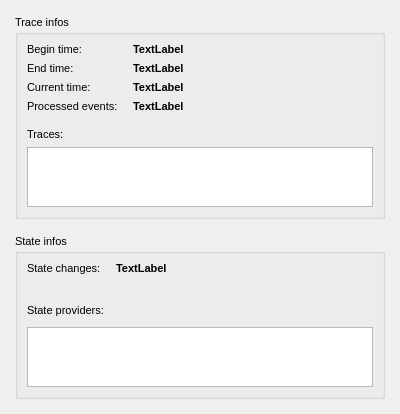
simark/tigerbeetle, file src/qtibeeprogress/qtibeeprogress/dat/ui/main_wnd_progress.ui: the form before one commit.
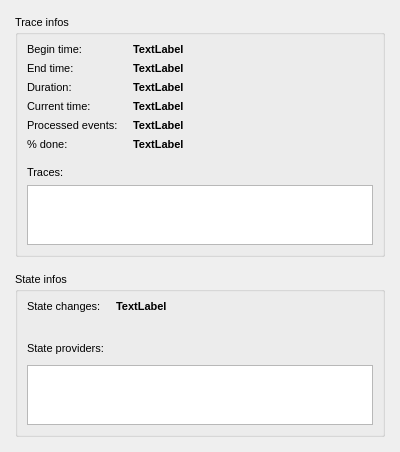
The form after the commit.

Commit message: qtibeeprogress: add traces duration and % done infos

Patch:
```diff
--- a/src/qtibeeprogress/qtibeeprogress/dat/ui/main_wnd_progress.ui
+++ b/src/qtibeeprogress/qtibeeprogress/dat/ui/main_wnd_progress.ui
@@ -7,7 +7,7 @@
     <x>0</x>
     <y>0</y>
     <width>400</width>
-    <height>414</height>
+    <height>452</height>
    </rect>
   </property>
   <property name="sizePolicy">
@@ -98,14 +98,14 @@
            </property>
           </widget>
          </item>
-         <item row="2" column="0">
+         <item row="3" column="0">
           <widget class="QLabel" name="_lbl_cur_time_caption">
            <property name="text">
             <string>Current time:</string>
            </property>
           </widget>
          </item>
-         <item row="2" column="1">
+         <item row="3" column="1">
           <widget class="QLabel" name="_lbl_cur_time">
            <property name="font">
             <font>
@@ -118,14 +118,14 @@
            </property>
           </widget>
          </item>
-         <item row="3" column="0">
+         <item row="4" column="0">
           <widget class="QLabel" name="_lbl_processed_events_caption">
            <property name="text">
             <string>Processed events:</string>
            </property>
           </widget>
          </item>
-         <item row="3" column="1">
+         <item row="4" column="1">
           <widget class="QLabel" name="_lbl_processed_events">
            <property name="font">
             <font>
@@ -138,6 +138,46 @@
            </property>
           </widget>
          </item>
+         <item row="2" column="0">
+          <widget class="QLabel" name="_lbl_duration_caption">
+           <property name="text">
+            <string>Duration:</string>
+           </property>
+          </widget>
+         </item>
+         <item row="2" column="1">
+          <widget class="QLabel" name="_lbl_duration">
+           <property name="font">
+            <font>
+             <weight>75</weight>
+             <bold>true</bold>
+            </font>
+           </property>
+           <property name="text">
+            <string>TextLabel</string>
+           </property>
+          </widget>
+         </item>
+         <item row="5" column="0">
+          <widget class="QLabel" name="_lbl_percent_caption">
+           <property name="text">
+            <string>% done:</string>
+           </property>
+          </widget>
+         </item>
+         <item row="5" column="1">
+          <widget class="QLabel" name="_lbl_percent">
+           <property name="font">
+            <font>
+             <weight>75</weight>
+             <bold>true</bold>
+            </font>
+           </property>
+           <property name="text">
+            <string>TextLabel</string>
+           </property>
+          </widget>
+         </item>
         </layout>
        </item>
        <item>
```
The commit also changes 1 other file.
